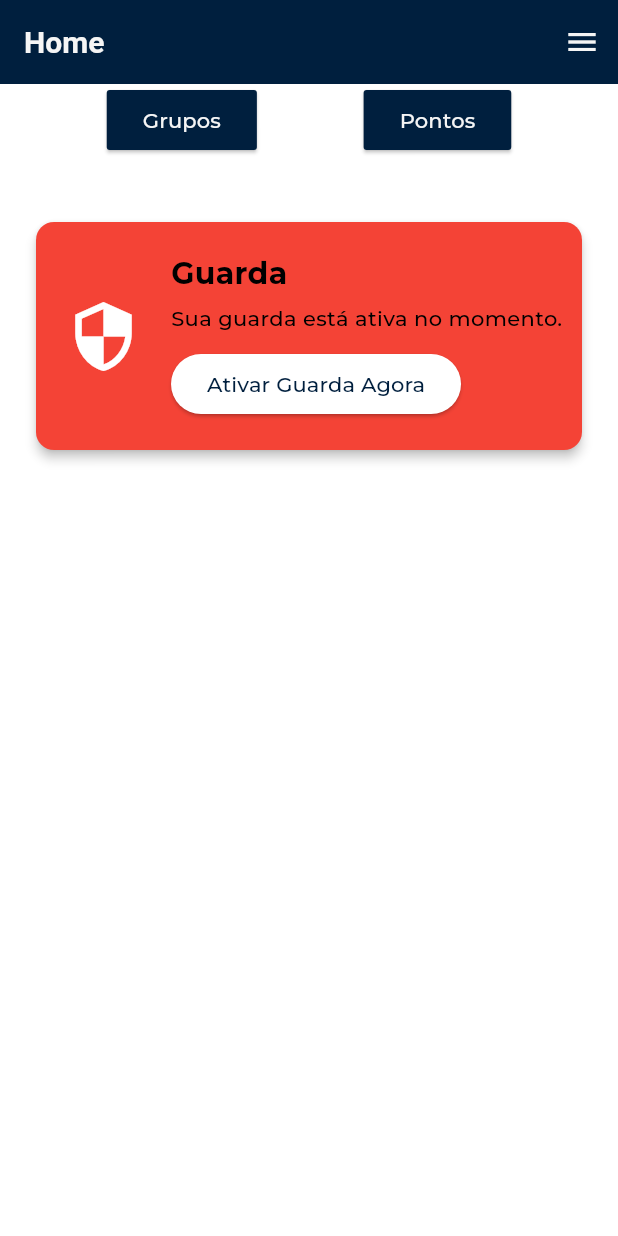
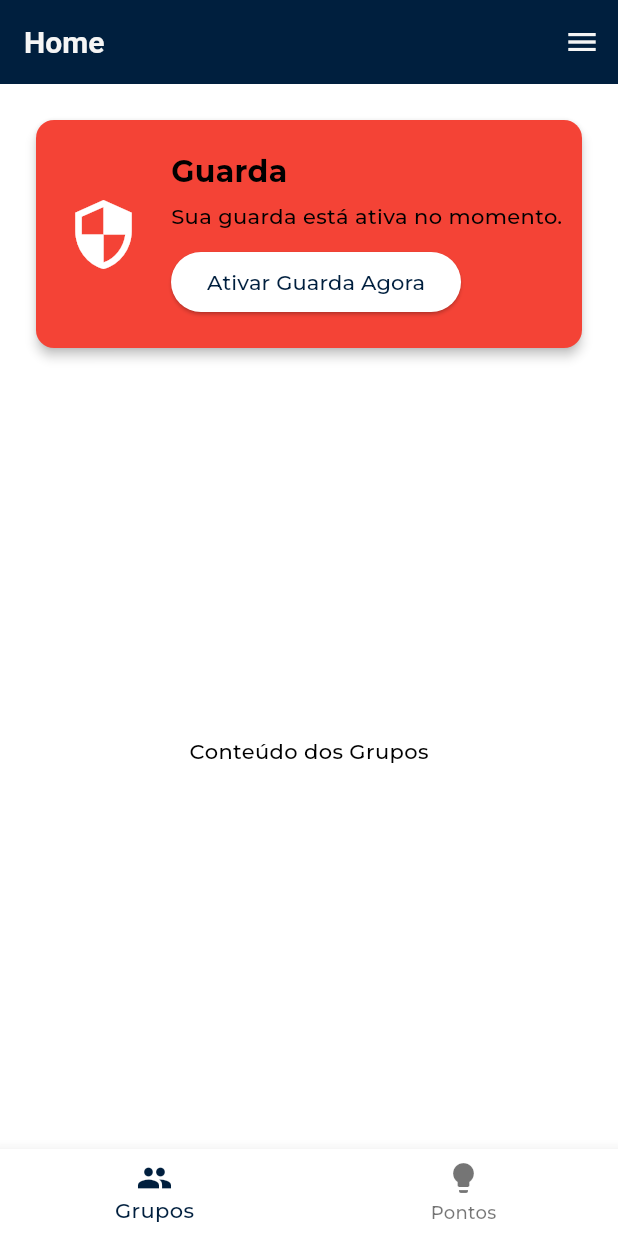
Before and after one commit to jacrifla/app_atalaia, a Flutter app: the HomeScreen screen opened by its route, after a tap on "Ativar Guarda Agora", on a phone screen of 412 x 824 dp. Run offline on Flutter 3.47's test engine with Material 3 defaults, Android fonts, the light colour scheme and no system bars; our stand-ins replace dio, get_storage; accounts and stored records are empty; network calls fail; Roboto replaces fonts that are missing (montserrat); project files that could hold a hidden picture were left out.

Commit message:
colocado os botoes como tab e add os pontos na  tela

```diff
--- a/lib/screens/home_screen.dart
+++ b/lib/screens/home_screen.dart
@@ -1,7 +1,10 @@
 import 'package:flutter/material.dart';
-
+import 'package:provider/provider.dart';
 import '../widgets/menu.dart';
-import '../widgets/button_icon.dart';
+import '../utils/auth_provider.dart';
+import 'switch/switch_card.dart';
+import 'switch/switch_controller.dart';
+import 'switch/switch_model.dart';
 
 class HomeScreen extends StatefulWidget {
   const HomeScreen({super.key});
@@ -13,11 +16,34 @@ class HomeScreen extends StatefulWidget {
 class _HomeScreenState extends State<HomeScreen> {
   final GlobalKey<ScaffoldState> _scaffoldKey = GlobalKey<ScaffoldState>();
 
-  String _selectedContent = 'Guarda';
-  String _guardaStatusText = 'Sua guarda não está ativa no momento.';
+  int _selectedIndex = 0;
 
-  Color _cardBackgroundColor = Colors.white;
-  Color _iconColor = Colors.black;
+  late Future<List<SwitchModel>> _switchesFuture;
+
+  @override
+  void initState() {
+    super.initState();
+    _loadSwitches();
+  }
+
+  void _loadSwitches() {
+    final authProvider = Provider.of<AuthProvider>(context, listen: false);
+    final userId = authProvider.userId;
+    if (userId != null) {
+      _switchesFuture = SwitchController().getSwitches(userId);
+    } else {
+      _switchesFuture = Future.error('User ID is null');
+    }
+  }
+
+  void _onItemTapped(int index) {
+    setState(() {
+      _selectedIndex = index;
+      if (_selectedIndex == 1) {
+        _loadSwitches();
+      }
+    });
+  }
 
   @override
   Widget build(BuildContext context) {
@@ -38,34 +64,79 @@ class _HomeScreenState extends State<HomeScreen> {
         backgroundColor: Theme.of(context).colorScheme.primary,
       ),
       endDrawer: const MenuDrawer(),
-      body: Column(
+      body: Padding(
+        padding: const EdgeInsets.all(20),
+        child: Column(
           crossAxisAlignment: CrossAxisAlignment.start,
           children: [
-          Row(
-            mainAxisAlignment: MainAxisAlignment.spaceEvenly,
-            children: [
-              ButtonIcon(
-                labelText: 'Grupos',
-                onPressed: () {
-                  setState(() {
-                    _selectedContent = 'Grupos';
-                  });
-                },
-              ),
-              ButtonIcon(
-                labelText: 'Pontos',
-                onPressed: () {
-                  setState(() {
-                    _selectedContent = 'Pontos';
-                  });
-                },
+            const GuardaCard(),
+            const SizedBox(height: 20),
+            Expanded(
+              child: _buildSelectedContent(),
             ),
           ],
         ),
-          const SizedBox(height: 20),
-          Padding(
-            padding: const EdgeInsets.all(20),
-            child: Card(
+      ),
+      bottomNavigationBar: BottomNavigationBar(
+        items: const [
+          BottomNavigationBarItem(
+            icon: Icon(Icons.group),
+            label: 'Grupos',
+          ),
+          BottomNavigationBarItem(
+            icon: Icon(Icons.lightbulb),
+            label: 'Pontos',
+          ),
+        ],
+        currentIndex: _selectedIndex,
+        onTap: _onItemTapped,
+      ),
+    );
+  }
+
+  Widget _buildSelectedContent() {
+    if (_selectedIndex == 0) {
+      return const Center(child: Text('Conteúdo dos Grupos'));
+    } else if (_selectedIndex == 1) {
+      return FutureBuilder<List<SwitchModel>>(
+        future: _switchesFuture,
+        builder: (context, snapshot) {
+          if (snapshot.connectionState == ConnectionState.waiting) {
+            return const Center(child: CircularProgressIndicator());
+          } else if (snapshot.hasError) {
+            return Center(child: Text('Erro: ${snapshot.error}'));
+          } else if (!snapshot.hasData || snapshot.data!.isEmpty) {
+            return const Center(child: Text('Nenhum switch cadastrado'));
+          } else {
+            return ListView.builder(
+              itemCount: snapshot.data!.length,
+              itemBuilder: (context, index) {
+                return SwitchCard(switchModel: snapshot.data![index]);
+              },
+            );
+          }
+        },
+      );
+    }
+    return Container();
+  }
+}
+
+class GuardaCard extends StatefulWidget {
+  const GuardaCard({super.key});
+
+  @override
+  _GuardaCardState createState() => _GuardaCardState();
+}
+
+class _GuardaCardState extends State<GuardaCard> {
+  String _guardaStatusText = 'Sua guarda não está ativa no momento.';
+  Color _cardBackgroundColor = Colors.white;
+  Color _iconColor = Colors.black;
+
+  @override
+  Widget build(BuildContext context) {
+    return Card(
       elevation: 3,
       color: _cardBackgroundColor,
       child: Padding(
@@ -104,12 +175,10 @@ class _HomeScreenState extends State<HomeScreen> {
                               _cardBackgroundColor == Colors.red
                                   ? Colors.white
                                   : Colors.red;
-                                  _iconColor =
-                                      _cardBackgroundColor == Colors.red
+                          _iconColor = _cardBackgroundColor == Colors.red
                               ? Colors.white
                               : Colors.black;
-                                  _guardaStatusText = _cardBackgroundColor ==
-                                          Colors.red
+                          _guardaStatusText = _cardBackgroundColor == Colors.red
                               ? 'Sua guarda está ativa no momento.'
                               : 'Sua guarda não está ativa no momento.';
                         });
@@ -124,16 +193,6 @@ class _HomeScreenState extends State<HomeScreen> {
           ],
         ),
       ),
-            ),
-          ),
-          const SizedBox(height: 20),
-          if (_selectedContent == 'Grupos') ...[
-            const Center(child: Text('Conteúdo dos Grupos')),
-          ] else if (_selectedContent == 'Pontos') ...[
-            const Center(child: Text('Conteúdo dos Pontos')),
-          ],
-        ],
-      ),
     );
   }
 }
```
Lines whose indentation alone changed are shown as unchanged.
